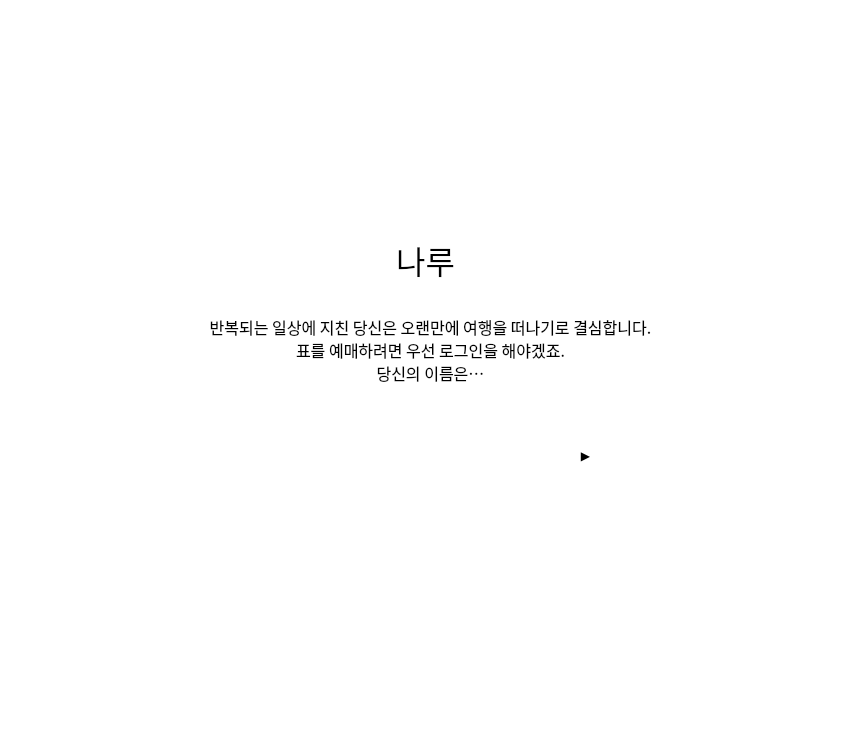
Before: the Qt Designer form UIUX/screen1.ui in pil9/BU_Python_Naru, drawn with Qt 5.
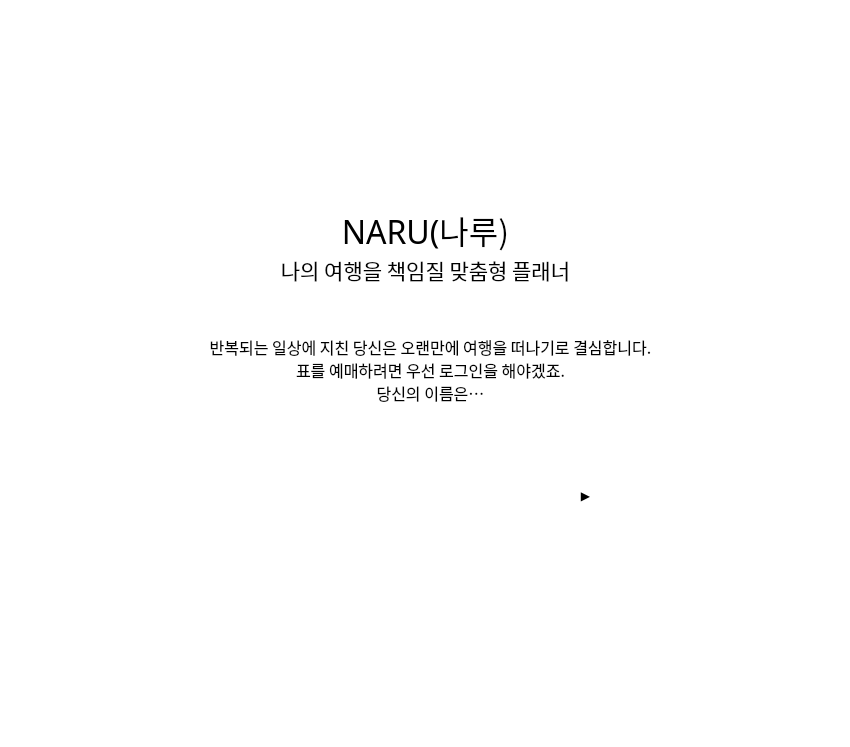
After: the same form once the commit is applied.

The edit to the form file:
```diff
--- a/UIUX/screen1.ui
+++ b/UIUX/screen1.ui
@@ -21,7 +21,7 @@
     <property name="geometry">
      <rect>
       <x>120</x>
-      <y>210</y>
+      <y>180</y>
       <width>611</width>
       <height>100</height>
      </rect>
@@ -45,7 +45,7 @@
 background: rgb(0,0,0,0);</string>
     </property>
     <property name="text">
-     <string>나루</string>
+     <string>NARU(나루)</string>
     </property>
     <property name="alignment">
      <set>Qt::AlignCenter</set>
@@ -55,7 +55,7 @@
     <property name="geometry">
      <rect>
       <x>270</x>
-      <y>430</y>
+      <y>470</y>
       <width>281</width>
       <height>51</height>
      </rect>
@@ -83,7 +83,7 @@
     <property name="geometry">
      <rect>
       <x>180</x>
-      <y>300</y>
+      <y>320</y>
       <width>501</width>
       <height>100</height>
      </rect>
@@ -116,7 +116,7 @@
     <property name="geometry">
      <rect>
       <x>240</x>
-      <y>430</y>
+      <y>470</y>
       <width>381</width>
       <height>51</height>
      </rect>
@@ -150,7 +150,7 @@
     <property name="geometry">
      <rect>
       <x>570</x>
-      <y>440</y>
+      <y>480</y>
       <width>31</width>
       <height>31</height>
      </rect>
@@ -162,12 +162,47 @@
      <string>▶</string>
     </property>
    </widget>
+   <widget class="QLabel" name="label_4">
+    <property name="geometry">
+     <rect>
+      <x>120</x>
+      <y>220</y>
+      <width>611</width>
+      <height>100</height>
+     </rect>
+    </property>
+    <property name="maximumSize">
+     <size>
+      <width>999</width>
+      <height>100</height>
+     </size>
+    </property>
+    <property name="font">
+     <font>
+      <family>G마켓 산스 TTF Medium</family>
+      <pointsize>16</pointsize>
+      <weight>50</weight>
+      <bold>false</bold>
+     </font>
+    </property>
+    <property name="styleSheet">
+     <string notr="true">line-height: 20px;
+background: rgb(0,0,0,0);</string>
+    </property>
+    <property name="text">
+     <string>나의 여행을 책임질 맞춤형 플래너</string>
+    </property>
+    <property name="alignment">
+     <set>Qt::AlignCenter</set>
+    </property>
+   </widget>
    <zorder>labelpic</zorder>
    <zorder>pushButton</zorder>
    <zorder>label_2</zorder>
    <zorder>textstart</zorder>
    <zorder>label_3</zorder>
    <zorder>nextbtn</zorder>
+   <zorder>label_4</zorder>
   </widget>
   <widget class="QMenuBar" name="menubar">
    <property name="geometry">
```
